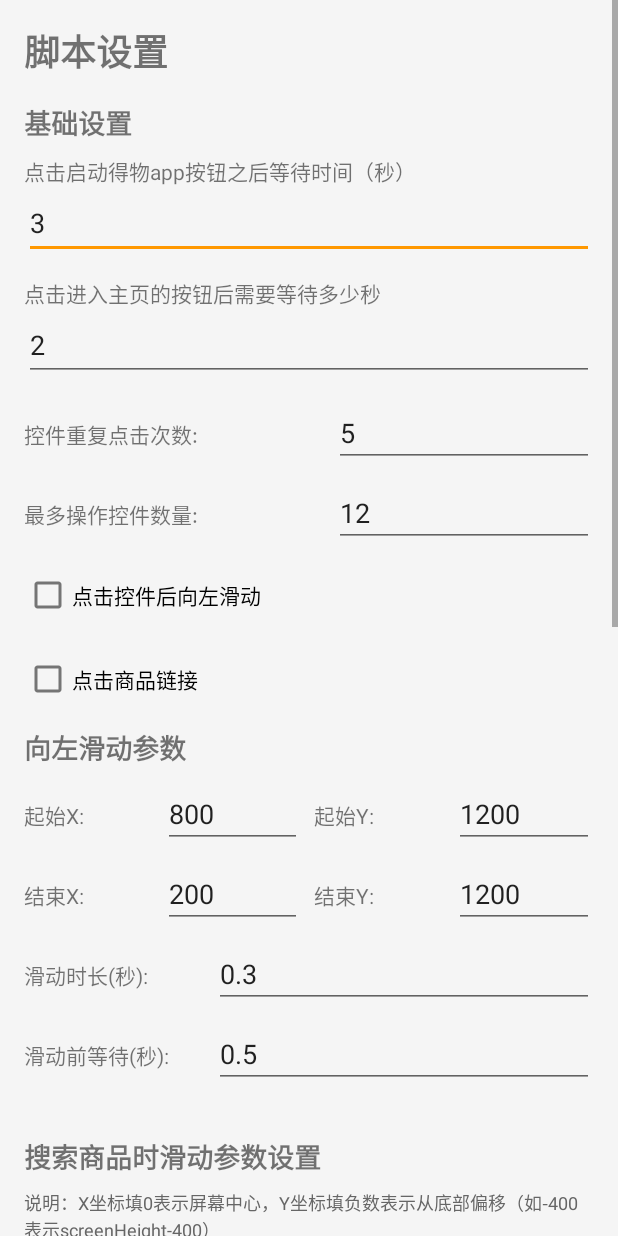
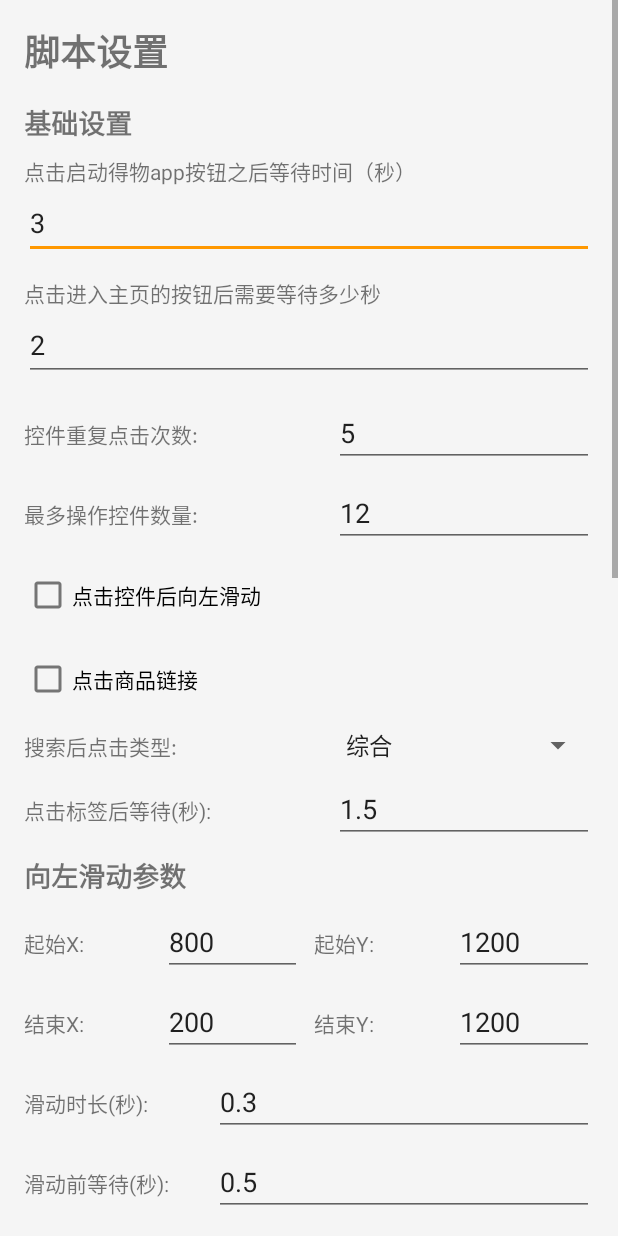
Before and after one commit to zhanghao60/DeWu-, an Android app: the SettingsActivity screen opened directly, with no data from a screen before it, on a phone screen of 412 x 824 dp. Run offline under Robolectric (Android 15) with nearby library versions, the phone set to English and light mode, and no system bars.

Commit message:
鏇存柊鑷姩鍖栬剼鏈拰璁剧疆鐩稿叧鍔熻兘

```diff
--- a/app/src/main/java/com/zh/dewuautomationscript/SettingsActivity.java
+++ b/app/src/main/java/com/zh/dewuautomationscript/SettingsActivity.java
@@ -2,6 +2,7 @@ package com.zh.dewuautomationscript;
 
 import android.os.Bundle;
 import android.view.View;
+import android.widget.ArrayAdapter;
 import android.widget.Button;
 import android.widget.CheckBox;
 import android.widget.EditText;
@@ -16,7 +17,9 @@ public class SettingsActivity extends AppCompatActivity {
 
     private EditText etDewuAppWaitTime, etClickLoopCount, etMaxControlCount, etEnterHomePageWaitTime;
     private CheckBox cbEnableScroll, cbClickProductLink;
-    private EditText etSwipeStartX, etSwipeStartY, etSwipeEndX, etSwipeEndY, etSwipeDuration, etSwipeWaitTime;
+    private Spinner spClickType;
+    private EditText etClickTypeWaitTime;
+    private EditText etSwipeStartX, etSwipeStartY, etSwipeEndX, etSwipeEndY, etSwipeDuration, etSwipeWaitTime, etSwipeCount;
     private EditText etSearchProductSwipeStartX, etSearchProductSwipeStartY, etSearchProductSwipeEndX, etSearchProductSwipeEndYOffset, etSearchProductSwipeDuration;
     private EditText etUserHomePageSwipeStartX, etUserHomePageSwipeStartY, etUserHomePageSwipeEndX, etUserHomePageSwipeEndYOffset, etUserHomePageSwipeDuration;
     private Button btnSave;
@@ -31,6 +34,7 @@ public class SettingsActivity extends AppCompatActivity {
         settingsManager = new SettingsManager(this);
 
         initViews();
+        initClickTypeSpinner();
         loadSettings();
         setListeners();
     }
@@ -42,12 +46,15 @@ public class SettingsActivity extends AppCompatActivity {
         etMaxControlCount = findViewById(R.id.et_max_control_count);
         cbEnableScroll = findViewById(R.id.cb_enable_scroll);
         cbClickProductLink = findViewById(R.id.cb_click_product_link);
+        spClickType = findViewById(R.id.sp_click_type);
+        etClickTypeWaitTime = findViewById(R.id.et_click_type_wait_time);
         etSwipeStartX = findViewById(R.id.et_swipe_start_x);
         etSwipeStartY = findViewById(R.id.et_swipe_start_y);
         etSwipeEndX = findViewById(R.id.et_swipe_end_x);
         etSwipeEndY = findViewById(R.id.et_swipe_end_y);
         etSwipeDuration = findViewById(R.id.et_swipe_duration);
         etSwipeWaitTime = findViewById(R.id.et_swipe_wait_time);
+        etSwipeCount = findViewById(R.id.et_swipe_count);
         etSearchProductSwipeStartX = findViewById(R.id.et_search_product_swipe_start_x);
         etSearchProductSwipeStartY = findViewById(R.id.et_search_product_swipe_start_y);
         etSearchProductSwipeEndX = findViewById(R.id.et_search_product_swipe_end_x);
@@ -59,6 +66,14 @@ public class SettingsActivity extends AppCompatActivity {
         etUserHomePageSwipeEndYOffset = findViewById(R.id.et_user_home_page_swipe_end_y_offset);
         etUserHomePageSwipeDuration = findViewById(R.id.et_user_home_page_swipe_duration);
         btnSave = findViewById(R.id.btn_save_settings);
+    }
+
+    private void initClickTypeSpinner() {
+        // 初始化点击类型下拉列表
+        String[] clickTypes = {"综合", "最新", "最热"};
+        ArrayAdapter<String> adapter = new ArrayAdapter<>(this, android.R.layout.simple_spinner_item, clickTypes);
+        adapter.setDropDownViewResource(android.R.layout.simple_spinner_dropdown_item);
+        spClickType.setAdapter(adapter);
     }
 
     private void loadSettings() {
@@ -75,6 +90,9 @@ public class SettingsActivity extends AppCompatActivity {
         int swipeEndY = settingsManager.getSwipeEndY();
         int swipeDuration = settingsManager.getSwipeDuration();
         int swipeWaitTime = settingsManager.getSwipeWaitTime();
+        int swipeCount = settingsManager.getSwipeCount();
+        int clickType = settingsManager.getClickType();
+        int clickTypeWaitTime = settingsManager.getClickTypeWaitTime();
         int searchProductSwipeStartX = settingsManager.getSearchProductSwipeStartX();
         int searchProductSwipeStartY = settingsManager.getSearchProductSwipeStartY();
         int searchProductSwipeEndX = settingsManager.getSearchProductSwipeEndX();
@@ -98,6 +116,9 @@ public class SettingsActivity extends AppCompatActivity {
         etSwipeEndY.setText(String.valueOf(swipeEndY));
         etSwipeDuration.setText(String.valueOf(swipeDuration / 1000.0)); // 转换为秒显示
         etSwipeWaitTime.setText(String.valueOf(swipeWaitTime / 1000.0)); // 转换为秒显示
+        etSwipeCount.setText(String.valueOf(swipeCount));
+        spClickType.setSelection(clickType); // 设置点击类型选择
+        etClickTypeWaitTime.setText(String.valueOf(clickTypeWaitTime / 1000.0)); // 转换为秒显示
         etSearchProductSwipeStartX.setText(String.valueOf(searchProductSwipeStartX));
         etSearchProductSwipeStartY.setText(String.valueOf(searchProductSwipeStartY));
         etSearchProductSwipeEndX.setText(String.valueOf(searchProductSwipeEndX));
@@ -167,6 +188,9 @@ public class SettingsActivity extends AppCompatActivity {
             boolean swipeAfterClick = cbEnableScroll.isChecked();
             boolean clickProductLink = cbClickProductLink.isChecked();
 
+            // 获取点击类型（0=综合，1=最新，2=最热）
+            int clickType = spClickType.getSelectedItemPosition();
+            double clickTypeWaitTime = parseDoubleOrDefault(etClickTypeWaitTime.getText().toString(), 1.5);
 
             // 获取滑动参数
             int swipeStartX = parseIntOrDefault(etSwipeStartX.getText().toString(), 800);
@@ -175,6 +199,7 @@ public class SettingsActivity extends AppCompatActivity {
             int swipeEndY = parseIntOrDefault(etSwipeEndY.getText().toString(), 1200);
             double swipeDuration = parseDoubleOrDefault(etSwipeDuration.getText().toString(), 0.3);
             double swipeWaitTime = parseDoubleOrDefault(etSwipeWaitTime.getText().toString(), 0.5);
+            int swipeCount = parseIntOrDefault(etSwipeCount.getText().toString(), 1);
 
             // 获取搜索商品时滑动参数
             int searchProductSwipeStartX = parseIntOrDefault(etSearchProductSwipeStartX.getText().toString(), 0);
@@ -201,6 +226,16 @@ public class SettingsActivity extends AppCompatActivity {
                 return;
             }
 
+            if (swipeCount < 1 || swipeCount > 10) {
+                Toast.makeText(this, "滑动次数应在 1-10 之间", Toast.LENGTH_SHORT).show();
+                return;
+            }
+
+            if (clickTypeWaitTime < 0 || clickTypeWaitTime > 10) {
+                Toast.makeText(this, "点击标签后等待时间应在 0-10 秒之间", Toast.LENGTH_SHORT).show();
+                return;
+            }
+
             if (searchProductSwipeDuration < 100 || searchProductSwipeDuration > 10000) {
                 Toast.makeText(this, "搜索商品时滑动持续时间应在 100-10000 毫秒之间", Toast.LENGTH_SHORT).show();
                 return;
@@ -218,12 +253,15 @@ public class SettingsActivity extends AppCompatActivity {
             settingsManager.setMaxControlCount(maxControlCount);
             settingsManager.setSwipeAfterClickEnabled(swipeAfterClick);
             settingsManager.setClickProductLinkEnabled(clickProductLink);
+            settingsManager.setClickType(clickType);
+            settingsManager.setClickTypeWaitTime((int)(clickTypeWaitTime * 1000)); // 转换为毫秒
             settingsManager.setSwipeStartX(swipeStartX);
             settingsManager.setSwipeStartY(swipeStartY);
             settingsManager.setSwipeEndX(swipeEndX);
             settingsManager.setSwipeEndY(swipeEndY);
             settingsManager.setSwipeDuration((int)(swipeDuration * 1000)); // 转换为毫秒
             settingsManager.setSwipeWaitTime((int)(swipeWaitTime * 1000)); // 转换为毫秒
+            settingsManager.setSwipeCount(swipeCount);
             settingsManager.setSearchProductSwipeStartX(searchProductSwipeStartX);
             settingsManager.setSearchProductSwipeStartY(searchProductSwipeStartY);
             settingsManager.setSearchProductSwipeEndX(searchProductSwipeEndX);
--- a/app/src/main/java/com/zh/dewuautomationscript/SettingsManager.java
+++ b/app/src/main/java/com/zh/dewuautomationscript/SettingsManager.java
@@ -16,12 +16,15 @@ public class SettingsManager {
     private static final String KEY_SWIPE_END_X = "swipe_end_x";
     private static final String KEY_SWIPE_END_Y = "swipe_end_y";
     private static final String KEY_SWIPE_DURATION = "swipe_duration";
+    private static final String KEY_SWIPE_COUNT = "swipe_count"; // 点击后滑动次数
     private static final String KEY_CLICK_LOOP_COUNT = "click_loop_count"; // 控件重复点击次数
     private static final String KEY_SWIPE_WAIT_TIME = "swipe_wait_time"; // 向左滑动启动等待时间
     private static final String KEY_MAX_CONTROL_COUNT = "max_control_count"; // 最多操作控件数量
     private static final String KEY_DEWU_APP_WAIT_TIME = "dewu_app_wait_time"; // 点击启动得物app按钮后的等待时间
     private static final String KEY_CLICK_PRODUCT_LINK = "click_product_link"; // 是否点击商品链接
     private static final String KEY_ENTER_HOME_PAGE_WAIT_TIME = "enter_home_page_wait_time"; // 点击进入主页的按钮后需要等待多少秒
+    private static final String KEY_CLICK_TYPE = "click_type"; // 点击类型：0=综合，1=最新，2=最热
+    private static final String KEY_CLICK_TYPE_WAIT_TIME = "click_type_wait_time"; // 点击标签后等待时间（毫秒）
     private static final String KEY_SEARCH_PRODUCT_SWIPE_START_X = "search_product_swipe_start_x"; // 搜索商品时滑动起始X
     private static final String KEY_SEARCH_PRODUCT_SWIPE_START_Y = "search_product_swipe_start_y"; // 搜索商品时滑动起始Y
     private static final String KEY_SEARCH_PRODUCT_SWIPE_END_X = "search_product_swipe_end_x"; // 搜索商品时滑动结束X
@@ -40,12 +43,15 @@ public class SettingsManager {
     private static final int DEFAULT_SWIPE_END_X = 200;
     private static final int DEFAULT_SWIPE_END_Y = 1200;
     private static final int DEFAULT_SWIPE_DURATION = 300;
+    private static final int DEFAULT_SWIPE_COUNT = 1; // 默认滑动1次
     private static final int DEFAULT_CLICK_LOOP_COUNT = 5; // 5次
     private static final int DEFAULT_SWIPE_WAIT_TIME = 500; // 500毫秒
     private static final int DEFAULT_MAX_CONTROL_COUNT = 12; // 12个控件
     private static final int DEFAULT_DEWU_APP_WAIT_TIME = 3000; // 点击启动得物app按钮后等待3秒
     private static final boolean DEFAULT_CLICK_PRODUCT_LINK = false; // 默认不点击商品链接
     private static final int DEFAULT_ENTER_HOME_PAGE_WAIT_TIME = 2000; // 点击进入主页的按钮后等待2秒
+    private static final int DEFAULT_CLICK_TYPE = 0; // 默认点击综合（0=综合，1=最新，2=最热）
+    private static final int DEFAULT_CLICK_TYPE_WAIT_TIME = 1500; // 默认点击标签后等待1.5秒
     private static final int DEFAULT_SEARCH_PRODUCT_SWIPE_START_X = 0; // 0表示屏幕中心（screenWidth/2）
     private static final int DEFAULT_SEARCH_PRODUCT_SWIPE_START_Y = -400; // -400表示screenHeight-400（负数表示从底部偏移）
     private static final int DEFAULT_SEARCH_PRODUCT_SWIPE_END_X = 0; // 0表示屏幕中心（screenWidth/2）
@@ -117,6 +123,20 @@ public class SettingsManager {
 
     public void setSwipeDuration(int duration) {
         preferences.edit().putInt(KEY_SWIPE_DURATION, duration).apply();
+    }
+
+    /**
+     * 获取点击后滑动次数
+     */
+    public int getSwipeCount() {
+        return preferences.getInt(KEY_SWIPE_COUNT, DEFAULT_SWIPE_COUNT);
+    }
+
+    /**
+     * 设置点击后滑动次数
+     */
+    public void setSwipeCount(int count) {
+        preferences.edit().putInt(KEY_SWIPE_COUNT, count).apply();
     }
 
     public int getClickLoopCount() {
@@ -196,6 +216,34 @@ public class SettingsManager {
      */
     public void setEnterHomePageWaitTime(int milliseconds) {
         preferences.edit().putInt(KEY_ENTER_HOME_PAGE_WAIT_TIME, milliseconds).apply();
+    }
+
+    /**
+     * 获取点击类型（0=综合，1=最新，2=最热）
+     */
+    public int getClickType() {
+        return preferences.getInt(KEY_CLICK_TYPE, DEFAULT_CLICK_TYPE);
+    }
+
+    /**
+     * 设置点击类型（0=综合，1=最新，2=最热）
+     */
+    public void setClickType(int type) {
+        preferences.edit().putInt(KEY_CLICK_TYPE, type).apply();
+    }
+
+    /**
+     * 获取点击标签后等待时间（毫秒）
+     */
+    public int getClickTypeWaitTime() {
+        return preferences.getInt(KEY_CLICK_TYPE_WAIT_TIME, DEFAULT_CLICK_TYPE_WAIT_TIME);
+    }
+
+    /**
+     * 设置点击标签后等待时间（毫秒）
+     */
+    public void setClickTypeWaitTime(int milliseconds) {
+        preferences.edit().putInt(KEY_CLICK_TYPE_WAIT_TIME, milliseconds).apply();
     }
 
     // ==================== 搜索商品时滑动参数设置 ====================
--- a/app/src/main/res/layout/activity_settings.xml
+++ b/app/src/main/res/layout/activity_settings.xml
@@ -116,6 +116,47 @@
             android:textSize="14sp"
             android:layout_marginBottom="8dp" />
 
+        <LinearLayout
+            android:layout_width="match_parent"
+            android:layout_height="wrap_content"
+            android:orientation="horizontal"
+            android:layout_marginBottom="8dp">
+
+            <TextView
+                android:layout_width="0dp"
+                android:layout_height="wrap_content"
+                android:layout_weight="1.2"
+                android:text="搜索后点击类型:"
+                android:textSize="14sp" />
+
+            <Spinner
+                android:id="@+id/sp_click_type"
+                android:layout_width="0dp"
+                android:layout_height="wrap_content"
+                android:layout_weight="1" />
+        </LinearLayout>
+
+        <LinearLayout
+            android:layout_width="match_parent"
+            android:layout_height="wrap_content"
+            android:orientation="horizontal"
+            android:layout_marginBottom="8dp">
+
+            <TextView
+                android:layout_width="0dp"
+                android:layout_height="wrap_content"
+                android:layout_weight="1.2"
+                android:text="点击标签后等待(秒):"
+                android:textSize="14sp" />
+
+            <EditText
+                android:id="@+id/et_click_type_wait_time"
+                android:layout_width="0dp"
+                android:layout_height="wrap_content"
+                android:layout_weight="1"
+                android:hint="1.5"
+                android:inputType="numberDecimal" />
+        </LinearLayout>
 
         <!-- 向左滑动参数 -->
         <TextView
@@ -228,7 +269,7 @@
             android:layout_width="match_parent"
             android:layout_height="wrap_content"
             android:orientation="horizontal"
-            android:layout_marginBottom="16dp">
+            android:layout_marginBottom="8dp">
 
             <TextView
                 android:layout_width="0dp"
@@ -244,6 +285,28 @@
                 android:layout_weight="2"
                 android:hint="0.5"
                 android:inputType="numberDecimal" />
+        </LinearLayout>
+
+        <LinearLayout
+            android:layout_width="match_parent"
+            android:layout_height="wrap_content"
+            android:orientation="horizontal"
+            android:layout_marginBottom="16dp">
+
+            <TextView
+                android:layout_width="0dp"
+                android:layout_height="wrap_content"
+                android:layout_weight="1"
+                android:text="滑动次数:"
+                android:textSize="14sp" />
+
+            <EditText
+                android:id="@+id/et_swipe_count"
+                android:layout_width="0dp"
+                android:layout_height="wrap_content"
+                android:layout_weight="2"
+                android:hint="1"
+                android:inputType="number" />
         </LinearLayout>
 
         <!-- 搜索商品时滑动参数 -->
@@ -283,7 +346,7 @@
                 android:layout_height="wrap_content"
                 android:layout_weight="1"
                 android:hint="0 (屏幕中心)"
-                android:inputType="number" />
+                android:inputType="numberSigned" />
 
             <TextView
                 android:layout_width="0dp"
@@ -299,7 +362,7 @@
                 android:layout_height="wrap_content"
                 android:layout_weight="1"
                 android:hint="-400"
-                android:inputType="number" />
+                android:inputType="numberSigned" />
         </LinearLayout>
 
         <LinearLayout
@@ -321,7 +384,7 @@
                 android:layout_height="wrap_content"
                 android:layout_weight="1"
                 android:hint="0 (屏幕中心)"
-                android:inputType="number" />
+                android:inputType="numberSigned" />
 
             <TextView
                 android:layout_width="0dp"
@@ -337,7 +400,7 @@
                 android:layout_height="wrap_content"
                 android:layout_weight="1"
                 android:hint="-400"
-                android:inputType="number" />
+                android:inputType="numberSigned" />
         </LinearLayout>
 
         <LinearLayout
@@ -415,7 +478,7 @@
                 android:layout_height="wrap_content"
                 android:layout_weight="1"
                 android:hint="-400"
-                android:inputType="number" />
+                android:inputType="numberSigned" />
         </LinearLayout>
 
         <LinearLayout
@@ -453,7 +516,7 @@
                 android:layout_height="wrap_content"
                 android:layout_weight="1"
                 android:hint="-400"
-                android:inputType="number" />
+                android:inputType="numberSigned" />
         </LinearLayout>
 
         <LinearLayout
```
Also changed, not shown: app/src/main/java/com/zh/dewuautomationscript/AutomationAccessibilityService.java (+6 -17 lines), app/src/main/java/com/zh/dewuautomationscript/AutomationScriptExecutor.java (+230 -82 lines), app/src/main/java/com/zh/dewuautomationscript/FloatingWindowService.java (+5 -17 lines).
